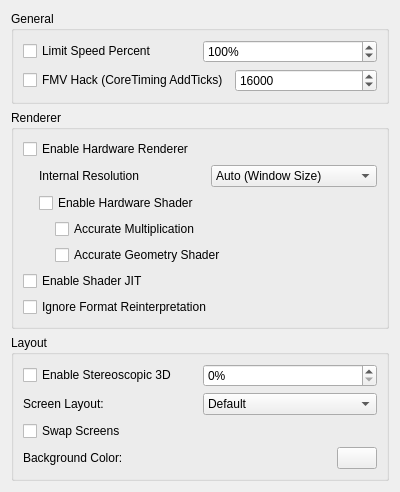
Before: the Qt Designer form src/citra_qt/configuration/configure_graphics.ui in terrascura/citra, drawn with Qt 5.
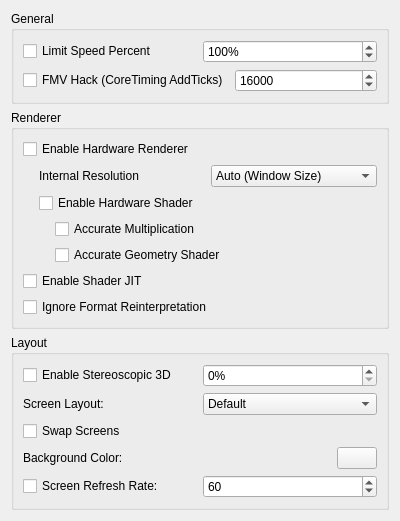
After: the same form once the commit is applied.

Commit message: valentinvanelslande's screen refresh rate setting

The edit to the form file:
```diff
--- a/src/citra_qt/configuration/configure_graphics.ui
+++ b/src/citra_qt/configuration/configure_graphics.ui
@@ -347,6 +347,30 @@
         </item>
        </layout>
       </item>
+      <item>
+        <layout class="QHBoxLayout" name="horizontalLayout_9">
+         <item>
+          <widget class="QCheckBox" name="custom_refresh_rate">
+           <property name="text">
+            <string>Screen Refresh Rate:</string>
+           </property>
+          </widget>
+         </item>
+         <item>
+          <widget class="QSpinBox" name="screen_refresh_rate">
+           <property name="minimum">
+            <number>1</number>
+           </property>
+           <property name="maximum">
+            <number>999</number>
+           </property>
+           <property name="value">
+            <number>60</number>
+           </property>
+          </widget>
+         </item>
+        </layout>
+       </item>
      </layout>
     </widget>
    </item>
```
The commit also changes 4 other files.
